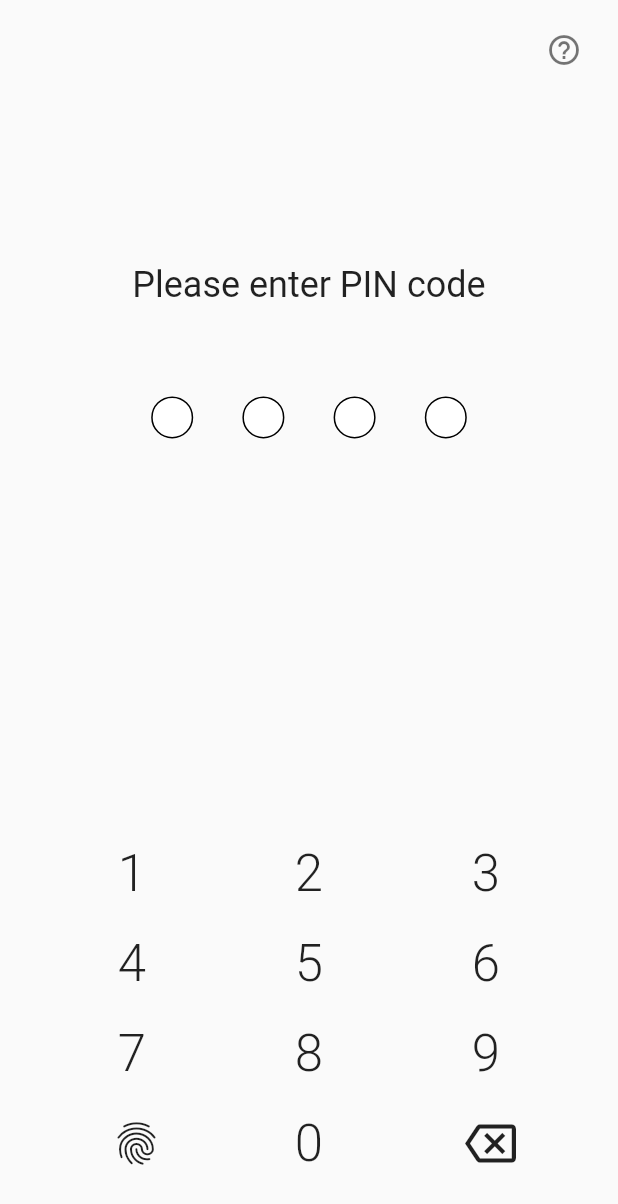
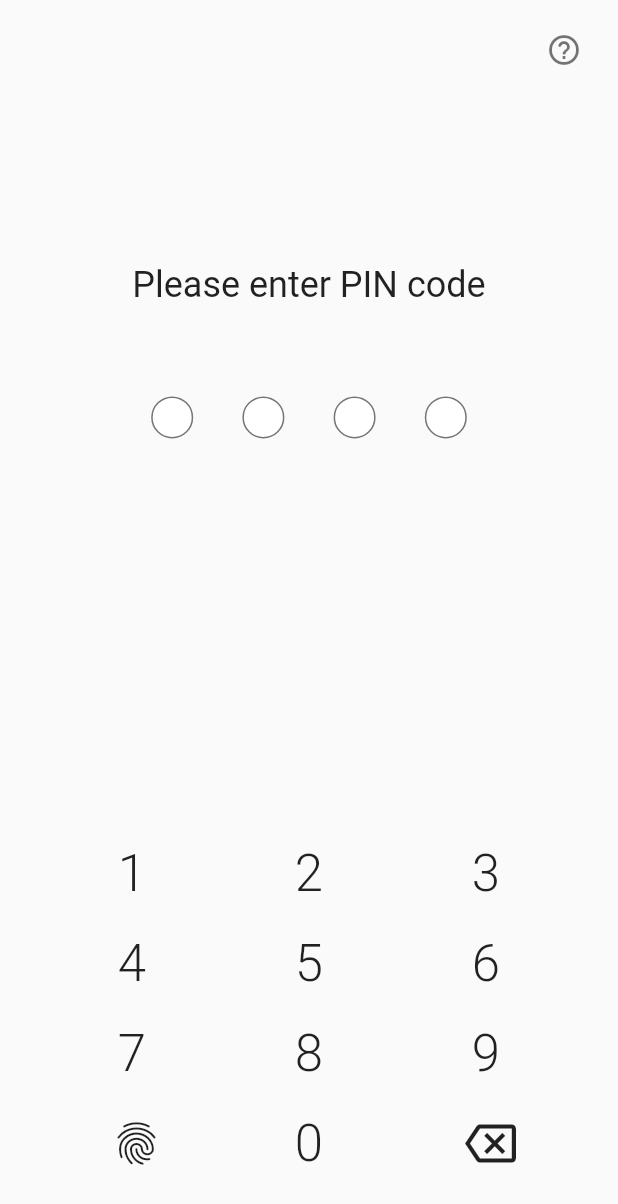
Before and after one commit to Abdugaffarkutbiddinov/pin_screen, a Flutter app: the screen it shows after launch, on a phone screen of 412 x 824 dp. Shown: the top 1204 px of the screen. Run offline on Flutter 3.47's test engine with Material 2 defaults, Android fonts, the phone set to English and light mode, and no system bars; our stand-ins replace google_fonts.

```diff
--- a/lib/screens/otp_screen.dart
+++ b/lib/screens/otp_screen.dart
@@ -3,6 +3,32 @@ import 'package:pin_screen/screens/widgets/exit_button.dart';
 import 'package:pin_screen/screens/widgets/numeric_pad.dart';
 import 'package:pin_screen/screens/widgets/pin_number_box.dart';
 import 'package:pin_screen/screens/widgets/security_text.dart';
+
+class PinCodeValidator {
+  static String validateFirstNumber(String code) =>
+      code.length > 0 ? code.substring(0, 1) : "";
+
+  static Color validateFirstColor(String code) =>
+      code.length > 0 ? Colors.teal : Colors.white;
+
+  static String validateSecondNumber(String code) =>
+      code.length > 1 ? code.substring(1, 2) : "";
+
+  static Color validateSecondColor(String code) =>
+      code.length > 1 ? Colors.teal : Colors.white;
+
+  static String validateThirdNumber(String code) =>
+      code.length > 2 ? code.substring(2, 3) : "";
+
+  static Color validateThirdColor(String code) =>
+      code.length > 2 ? Colors.teal : Colors.white;
+
+  static String validateFourthNumber(String code) =>
+      code.length > 3 ? code.substring(3, 4) : "";
+
+  static Color validateFourthColor(String code) =>
+      code.length > 3 ? Colors.teal : Colors.white;
+}
 
 class OtpScreen extends StatefulWidget {
   const OtpScreen({Key? key}) : super(key: key);
@@ -12,7 +38,6 @@ class OtpScreen extends StatefulWidget {
 }
 
 class _OtpScreenState extends State<OtpScreen> {
-
   String code = "";
 
   @override
@@ -33,26 +58,17 @@ class _OtpScreenState extends State<OtpScreen> {
                     SizedBox(
                       height: 60.0,
                     ),
-                    buildPinRow(),
+                    _buildPinRow(),
                   ],
                 ),
               ),
             ),
-            SizedBox(height: 223.0,),
+            SizedBox(
+              height: 223.0,
+            ),
             NumericPad(onNumberSelected: (value) {
               setState(() {
-                if (value != -1) {
-                  if (code.length < 4) {
-                    code = code + value.toString();
-                  }
-                }
-                else if(code.isEmpty){
-                  print('nothing to delete');
-                }
-                else {
-                  code = code.substring(0, code.length - 1);
-                }
-
+               _selectValue(value);
               });
             }),
           ],
@@ -61,27 +77,38 @@ class _OtpScreenState extends State<OtpScreen> {
     );
   }
 
-  buildPinRow() {
+  _selectValue(int value) {
+    if (value != -1) {
+      if (code.length < 4) {
+        code = code + value.toString();
+      }
+    } else if (code.isEmpty) {
+      print('nothing to delete');
+    } else {
+      code = code.substring(0, code.length - 1);
+    }
+  }
+  _buildPinRow() {
     return Padding(
       padding: const EdgeInsets.symmetric(horizontal: 60.0),
       child: Row(
         mainAxisAlignment: MainAxisAlignment.spaceEvenly,
         children: [
           PinNumberBox(
-            codeNumber: code.length > 0 ? code.substring(0, 1) : "",
-            color: code.length > 0 ? Colors.teal : Colors.white,
+            codeNumber: PinCodeValidator.validateFirstNumber(code),
+            color: PinCodeValidator.validateFirstColor(code),
           ),
           PinNumberBox(
-            codeNumber: code.length > 1 ? code.substring(1, 2) : "",
-            color: code.length > 1 ? Colors.teal : Colors.white,
+            codeNumber: PinCodeValidator.validateSecondNumber(code),
+            color: PinCodeValidator.validateSecondColor(code),
           ),
           PinNumberBox(
-            codeNumber: code.length > 2 ? code.substring(2, 3) : "",
-            color: code.length > 2 ? Colors.teal : Colors.white,
+            codeNumber: PinCodeValidator.validateThirdNumber(code),
+            color: PinCodeValidator.validateThirdColor(code),
           ),
           PinNumberBox(
-            codeNumber: code.length > 3 ? code.substring(3, 4) : "",
-            color: code.length > 3 ? Colors.teal : Colors.white,
+            codeNumber: PinCodeValidator.validateFourthNumber(code),
+            color: PinCodeValidator.validateFourthColor(code),
           ),
         ],
       ),
--- a/lib/screens/widgets/pin_number_box.dart
+++ b/lib/screens/widgets/pin_number_box.dart
@@ -15,14 +15,14 @@ class PinNumberBox extends StatelessWidget {
         child: Container(
           decoration: BoxDecoration(
             color: color,
-            border: Border.all(color: Colors.black),
+            border: Border.all(color: Colors.black54),
             borderRadius: BorderRadius.all(
               Radius.circular(50),
             ),
           ),
           child: Center(
             child: Text(
-              codeNumber.replaceAll(RegExp(r"."), "*"),
+              codeNumber.replaceAll(RegExp(r"."), ""),
               style: TextStyle(
                 fontSize: 22,
                 fontWeight: FontWeight.bold,
```
Also changed, not shown: lib/screens/widgets/security_text.dart (+2 -8 lines), 1 other file.
